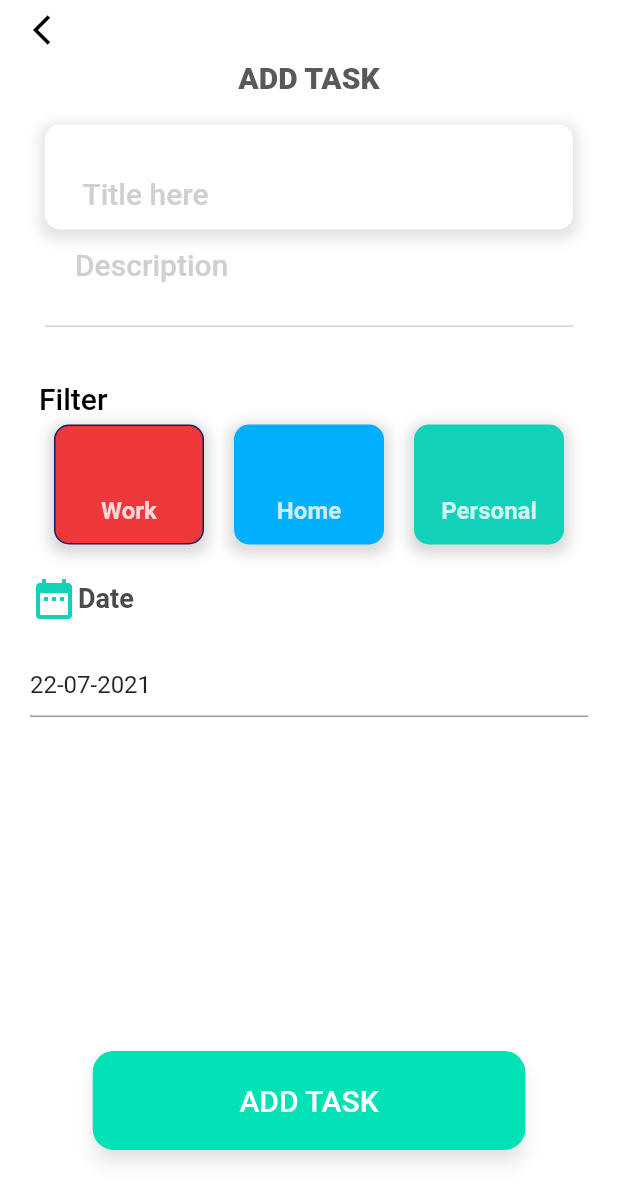
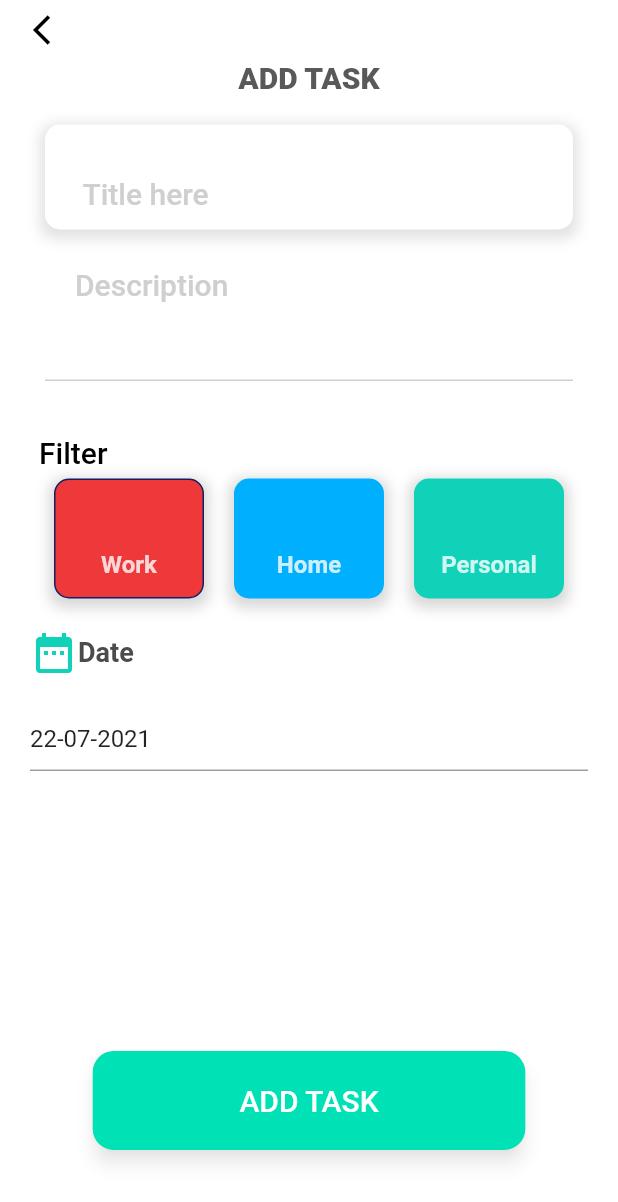
Before and after one commit to ThuyenPV/Todo-List, a Flutter app: the NewTaskPage screen opened directly, on a phone screen of 412 x 824 dp. Shown: the top 1202 px of the screen. Run offline on Flutter 3.47's test engine with Material 2 defaults, Android fonts, the phone set to English and light mode, and no system bars; drawn by our look-alikes of date_time_picker; our stand-ins replace equatable, flutter_bloc, fluttertoast, get_it, moor; missing offline and left inert: flutter_calendar_week; generated files the repository leaves out were written again.

```diff
--- a/lib/pages/task/widgets/add_new_task.dart
+++ b/lib/pages/task/widgets/add_new_task.dart
@@ -54,19 +54,20 @@ class AddNewTask extends StatelessWidget {
                 ),
                 border: InputBorder.none,
               ),
+              textInputAction: TextInputAction.next,
             ),
           ),
         ),
         Container(
-          height: 75,
           alignment: Alignment.topLeft,
           child: Padding(
             padding: const EdgeInsets.only(left: 30, right: 30, top: 5, bottom: 30),
             child: TextFormField(
+              maxLines: 4,
               onChanged: onDescriptionChanged,
               decoration: const InputDecoration(
                 hintText: 'Description',
-                contentPadding: EdgeInsets.only(bottom: 30, left: 20),
+                contentPadding: EdgeInsets.only(left: 20),
                 hintStyle: TextStyle(
                   color: Color(0xffcfcfcf),
                   fontSize: 20,
@@ -76,6 +77,7 @@ class AddNewTask extends StatelessWidget {
                 enabledBorder: _inputBorder,
                 focusedBorder: _inputBorder,
               ),
+              textInputAction: TextInputAction.done,
             ),
           ),
         ),
```
